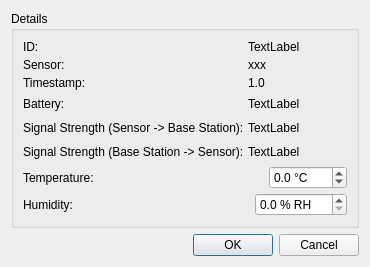
This is manager/src/MeasurementDetailsDialog.ui in porkmarks/sense as Qt 5 draws it before an edit. The edited form follows.
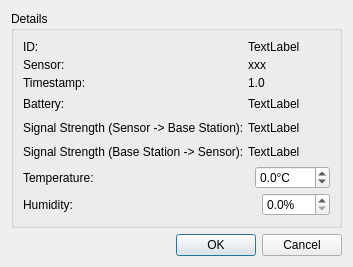
This is the edited form.

The edit to the form file:
```diff
--- a/manager/src/MeasurementDetailsDialog.ui
+++ b/manager/src/MeasurementDetailsDialog.ui
@@ -92,7 +92,7 @@
          <item>
           <widget class="QDoubleSpinBox" name="humidityRW">
            <property name="suffix">
-            <string> % RH</string>
+            <string>%</string>
            </property>
            <property name="decimals">
             <number>1</number>
@@ -267,7 +267,7 @@
          <item>
           <widget class="QDoubleSpinBox" name="temperatureRW">
            <property name="suffix">
-            <string> °C</string>
+            <string>°C</string>
            </property>
            <property name="decimals">
             <number>1</number>
```
Left out of the diff: 8 changed lines with no effect on the pictures.
